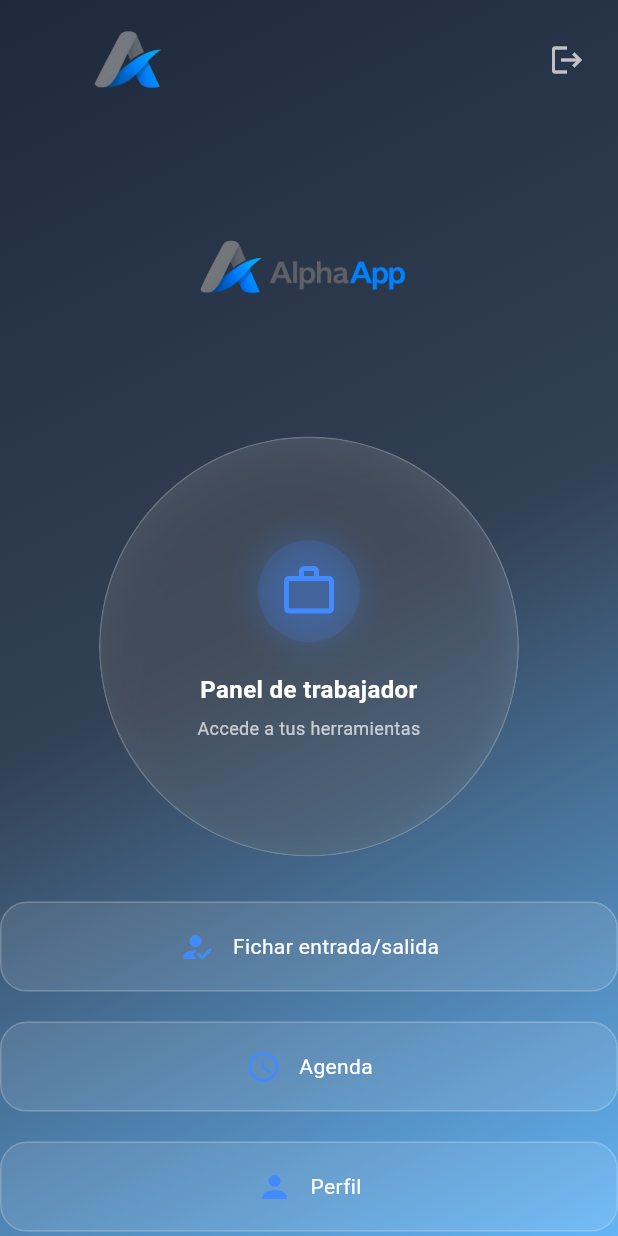
After one commit to amo0037-commits/Grupo-Alpha, a Flutter app: the InicioWorker screen opened directly, on a phone screen of 412 x 824 dp. The commit adds this screen. Run offline on Flutter 3.47's test engine with Material 3 defaults, Android fonts, the light colour scheme and no system bars; our stand-ins replace animated_text_kit, cloud_firestore, firebase_auth, firebase_core, firebase_messaging, flutter_local_notifications and 3 more; accounts and stored records are empty; network calls fail.

Commit message:
Creación pagina inicio de worker
pagina de inicio_worker.
Se añade flujo de navegación segun roles

```diff
--- /dev/null
+++ b/gestion_cliente/lib/screens/inicio_worker.dart
@@ -0,0 +1,303 @@
+import 'dart:ui';
+import 'package:flutter/material.dart';
+import 'package:firebase_auth/firebase_auth.dart';
+
+class InicioWorker extends StatefulWidget {
+  const InicioWorker({super.key});
+
+  @override
+  State<InicioWorker> createState() => _InicioWorkerState();
+}
+
+class _InicioWorkerState extends State<InicioWorker>
+    with SingleTickerProviderStateMixin {
+  late AnimationController _iconController;
+  late Animation<double> _iconAnim;
+
+  @override
+  void initState() {
+    super.initState();
+
+    _iconController = AnimationController(
+      vsync: this,
+      duration: const Duration(seconds: 2),
+    );
+
+    _iconAnim = Tween<double>(begin: 0, end: 8).animate(
+      CurvedAnimation(parent: _iconController, curve: Curves.easeInOut),
+    );
+
+    _iconController.repeat(reverse: true);
+  }
+
+  @override
+  void dispose() {
+    _iconController.dispose();
+    super.dispose();
+  }
+
+  @override
+  Widget build(BuildContext context) {
+    final screenWidth = MediaQuery.of(context).size.width;
+    double logoSize = screenWidth < 600 ? screenWidth * 0.55 : 280;
+
+    return Container(
+      decoration: const BoxDecoration(
+        gradient: LinearGradient(
+          begin: Alignment.topLeft,
+          end: Alignment.bottomRight,
+          colors: [Color(0xFF1E293B), Color(0xFF334155), Color(0xFF64B5F6)],
+        ),
+      ),
+      child: Scaffold(
+        backgroundColor: Colors.transparent,
+
+        appBar: AppBar(
+          elevation: 0,
+          toolbarHeight: 80,
+          backgroundColor: Colors.transparent,
+          leadingWidth: 150,
+          leading: Padding(
+            padding: const EdgeInsets.only(left: 20),
+            child: Image.asset(
+              'assets/images/Icono_AlphaApp.png',
+              fit: BoxFit.contain,
+            ),
+          ),
+          actions: [
+            IconButton(
+              icon: const Icon(Icons.logout, color: Colors.white70),
+              onPressed: () => FirebaseAuth.instance.signOut(),
+            ),
+            const SizedBox(width: 10),
+          ],
+        ),
+
+        body: SingleChildScrollView(
+          physics: const BouncingScrollPhysics(),
+          child: Center(
+            child: ConstrainedBox(
+              constraints: const BoxConstraints(maxWidth: 700),
+              child: Column(
+                children: [
+                  const SizedBox(height: 30),
+
+                  // LOGO
+                  Image.asset(
+                    'assets/images/LogoAlphaAppPagInicio.png',
+                    width: logoSize,
+                  ),
+
+                  const SizedBox(height: 30),
+
+                  // 🧱 CARD GRANDE
+                  Padding(
+                    padding: const EdgeInsets.symmetric(horizontal: 20),
+                    child: Center(
+                      child: ClipOval(
+                        child: BackdropFilter(
+                          filter: ImageFilter.blur(sigmaX: 12, sigmaY: 12),
+                          child: Container(
+                            width: 280, //
+                            height: 280, //
+
+                            decoration: BoxDecoration(
+                              color: Colors.white.withValues(alpha: 0.12),
+                              border: Border.all(
+                                color: Colors.white.withValues(alpha: 0.2),
+                              ),
+                              shape: BoxShape.circle,
+                              boxShadow: [
+                                BoxShadow(
+                                  color: Colors.black.withValues(alpha: 0.2),
+                                  blurRadius: 25,
+                                  offset: const Offset(0, 12),
+                                ),
+                              ],
+                            ),
+
+                            child: Column(
+                              mainAxisAlignment: MainAxisAlignment.center,
+                              children: [
+                                AnimatedBuilder(
+                                  animation: _iconAnim,
+                                  builder: (context, child) {
+                                    return Transform.translate(
+                                      offset: Offset(0, -_iconAnim.value),
+                                      child: child,
+                                    );
+                                  },
+                                  child: Container(
+                                    padding: const EdgeInsets.all(14),
+                                    decoration: BoxDecoration(
+                                      shape: BoxShape.circle,
+                                      color: Colors.blueAccent.withValues(
+                                        alpha: 0.15,
+                                      ),
+                                      boxShadow: [
+                                        BoxShadow(
+                                          color: Colors.blueAccent.withValues(
+                                            alpha: 0.3,
+                                          ),
+                                          blurRadius: 20,
+                                        ),
+                                      ],
+                                    ),
+                                    child: const Icon(
+                                      Icons.work_outline,
+                                      size: 40,
+                                      color: Colors.blueAccent,
+                                    ),
+                                  ),
+                                ),
+
+                                const SizedBox(height: 12),
+
+                                const Text(
+                                  "Panel de trabajador",
+                                  textAlign: TextAlign.center,
+                                  style: TextStyle(
+                                    color: Colors.white,
+                                    fontSize: 16,
+                                    fontWeight: FontWeight.w600,
+                                  ),
+                                ),
+
+                                const SizedBox(height: 6),
+
+                                const Padding(
+                                  padding: EdgeInsets.symmetric(horizontal: 20),
+                                  child: Text(
+                                    "Accede a tus herramientas",
+                                    textAlign: TextAlign.center,
+                                    style: TextStyle(
+                                      color: Colors.white70,
+                                      fontSize: 12,
+                                    ),
+                                  ),
+                                ),
+                              ],
+                            ),
+                          ),
+                        ),
+                      ),
+                    ),
+                  ),
+
+                  const SizedBox(height: 30),
+
+                  HoverButton(
+                    icon: Icons.how_to_reg,
+                    text: "Fichar entrada/salida",
+                    onTap: () {},
+                  ),
+                  SizedBox(height: 20),
+                  HoverButton(
+                    icon: Icons.schedule,
+                    text: "Agenda",
+                    onTap: () {},
+                  ),
+                  SizedBox(height: 20),
+                  HoverButton(icon: Icons.person, text: "Perfil", onTap: () {}),
+
+                  const SizedBox(height: 30),
+                ],
+              ),
+            ),
+          ),
+        ),
+      ),
+    );
+  }
+
+  //
+}
+
+class HoverButton extends StatefulWidget {
+  final IconData icon;
+  final String text;
+  final VoidCallback onTap;
+
+  const HoverButton({
+    super.key,
+    required this.icon,
+    required this.text,
+    required this.onTap,
+  });
+
+  @override
+  State<HoverButton> createState() => _HoverButtonState();
+}
+
+class _HoverButtonState extends State<HoverButton> {
+  bool _isHovering = false;
+
+  @override
+  Widget build(BuildContext context) {
+    final screenWidth = MediaQuery.of(context).size.width;
+
+    //
+    double maxWidth = screenWidth > 600 ? 420 : double.infinity;
+
+    return Center(
+      child: ConstrainedBox(
+        constraints: BoxConstraints(maxWidth: maxWidth),
+        child: MouseRegion(
+          onEnter: (_) => setState(() => _isHovering = true),
+          onExit: (_) => setState(() => _isHovering = false),
+          child: Transform.translate(
+            offset: Offset(0, _isHovering ? -6 : 0),
+            child: AnimatedContainer(
+              duration: const Duration(milliseconds: 200),
+              curve: Curves.easeOut,
+              child: GestureDetector(
+                onTap: widget.onTap,
+                child: Container(
+                  height: 60,
+
+                  padding: const EdgeInsets.symmetric(horizontal: 16),
+
+                  decoration: BoxDecoration(
+                    color: Colors.white.withValues(alpha: 0.10),
+                    borderRadius: BorderRadius.circular(18),
+                    border: Border.all(
+                      color: Colors.white.withValues(alpha: 0.2),
+                    ),
+                    boxShadow: _isHovering
+                        ? [
+                            BoxShadow(
+                              color: Colors.black.withValues(alpha: 0.25),
+                              blurRadius: 15,
+                              offset: const Offset(0, 6),
+                            ),
+                          ]
+                        : [],
+                  ),
+
+                  child: Row(
+                    mainAxisAlignment: MainAxisAlignment.center,
+                    children: [
+                      AnimatedScale(
+                        scale: _isHovering ? 1.15 : 1.0,
+                        duration: const Duration(milliseconds: 200),
+                        child: Icon(widget.icon, color: Colors.blueAccent),
+                      ),
+                      const SizedBox(width: 12),
+                      Text(
+                        widget.text,
+                        style: const TextStyle(
+                          color: Colors.white,
+                          fontSize: 14,
+                        ),
+                      ),
+                    ],
+                  ),
+                ),
+              ),
+            ),
+          ),
+        ),
+      ),
+    );
+  }
+}
--- a/gestion_cliente/lib/screens/login_screen.dart
+++ b/gestion_cliente/lib/screens/login_screen.dart
@@ -3,7 +3,7 @@ import 'package:flutter/material.dart';
 import 'package:firebase_auth/firebase_auth.dart';
 import 'package:firebase_messaging/firebase_messaging.dart';
 import 'package:cloud_firestore/cloud_firestore.dart';
-import 'package:gestion_cliente/screens/inicio_screen.dart';
+import 'package:gestion_cliente/screens/root_page.dart';
 
 import 'register_screen.dart';
 
@@ -36,25 +36,18 @@ class _LoginPageState extends State<LoginPage> {
     debugPrint("FCM TOKEN: $token");
 
     if (token != null) {
-    await FirebaseFirestore.instance
-        .collection('users')
-        .doc(user.uid)
-        .update({
-          'fcmToken': token,
-        });
+      await FirebaseFirestore.instance.collection('users').doc(user.uid).update(
+        {'fcmToken': token},
+      );
     }
 
     // si el token cambia en el futuro
     messaging.onTokenRefresh.listen((newToken) async {
-    await FirebaseFirestore.instance
-        .collection('users')
-        .doc(user.uid)
-        .update({
-          'fcmToken': newToken,
-        });
+      await FirebaseFirestore.instance.collection('users').doc(user.uid).update(
+        {'fcmToken': newToken},
+      );
     });
   }
-
 
   Future<void> login() async {
     setState(() => _isLoading = true);
@@ -73,8 +66,8 @@ class _LoginPageState extends State<LoginPage> {
       // Usamos pushAndRemoveUntil para limpiar la memoria de la pantalla de login
       // y evitar que el usuario pueda volver atrás al login con el botón del móvil.
       Navigator.of(context).pushAndRemoveUntil(
-        MaterialPageRoute(builder: (context) => const PaginaInicio()),
-        (Route<dynamic> route) => false,
+        MaterialPageRoute(builder: (context) => const RootPage()),
+        (route) => false,
       );
     } on FirebaseAuthException catch (e) {
       String errorMsg = "Ocurrió un error";
@@ -112,11 +105,7 @@ class _LoginPageState extends State<LoginPage> {
         gradient: LinearGradient(
           begin: Alignment.topLeft,
           end: Alignment.bottomRight,
-          colors: [
-            Color(0xFF1E293B),
-            Color(0xFF334155),
-            Color(0xFF64B5F6),
-          ],
+          colors: [Color(0xFF1E293B), Color(0xFF334155), Color(0xFF64B5F6)],
         ),
       ),
       child: Scaffold(
--- a/gestion_cliente/lib/screens/root_page.dart
+++ b/gestion_cliente/lib/screens/root_page.dart
@@ -3,51 +3,74 @@ import 'package:firebase_auth/firebase_auth.dart';
 import 'package:cloud_firestore/cloud_firestore.dart';
 
 import 'login_screen.dart';
-import 'inicio_screen.dart'; // Tu PaginaInicio
+import 'inicio_screen.dart';
+import 'admin_page.dart';
+import 'inicio_worker.dart';
 
 class RootPage extends StatelessWidget {
   const RootPage({super.key});
+
+  Future<Widget> _getHome(User user) async {
+    final doc = await FirebaseFirestore.instance
+        .collection('users')
+        .doc(user.uid)
+        .get();
+
+    if (!doc.exists) {
+      return const LoginPage();
+    }
+
+    final data = doc.data() as Map<String, dynamic>;
+    final role = (data['rol'] ?? 'client').toString().trim().toLowerCase();
+
+    switch (role) {
+      case 'worker':
+        return const InicioWorker();
+
+      case 'admin':
+        return AdminPage();
+
+      default:
+        return const PaginaInicio();
+    }
+  }
 
   @override
   Widget build(BuildContext context) {
     return StreamBuilder<User?>(
       stream: FirebaseAuth.instance.authStateChanges(),
       builder: (context, snapshot) {
-        // Mientras carga
+
         if (snapshot.connectionState == ConnectionState.waiting) {
           return const Scaffold(
             body: Center(child: CircularProgressIndicator()),
           );
         }
 
-        // Usuario logueado
-        if (snapshot.hasData) {
+        // Si no esta logueado, mostrar login
+        if (!snapshot.hasData) {
+          return const LoginPage();
+        }
+
         final user = snapshot.data!;
 
-          return FutureBuilder<DocumentSnapshot>(
-            future: FirebaseFirestore.instance
-                .collection('users')
-                .doc(user.uid)
-                .get(),
-            builder: (context, snapshot) {
-              if (snapshot.connectionState == ConnectionState.waiting) {
+        // Comprobar el rol de firebase
+        return FutureBuilder<Widget>(
+          future: _getHome(user),
+          builder: (context, roleSnapshot) {
+            if (roleSnapshot.connectionState == ConnectionState.waiting) {
               return const Scaffold(
                 body: Center(child: CircularProgressIndicator()),
               );
             }
 
-              if (!snapshot.hasData || !snapshot.data!.exists) {
-                return const LoginPage(); // No está en Firestore
+            if (!roleSnapshot.hasData) {
+              return const LoginPage();
             }
 
-              // Usuario válido → PaginaInicio
-              return const PaginaInicio();
+            return roleSnapshot.data!;
           },
         );
-        }
-
-        // No logueado → LoginPage
-        return const LoginPage();
       },
     );
   }
```
Lines whose indentation alone changed are shown as unchanged.
